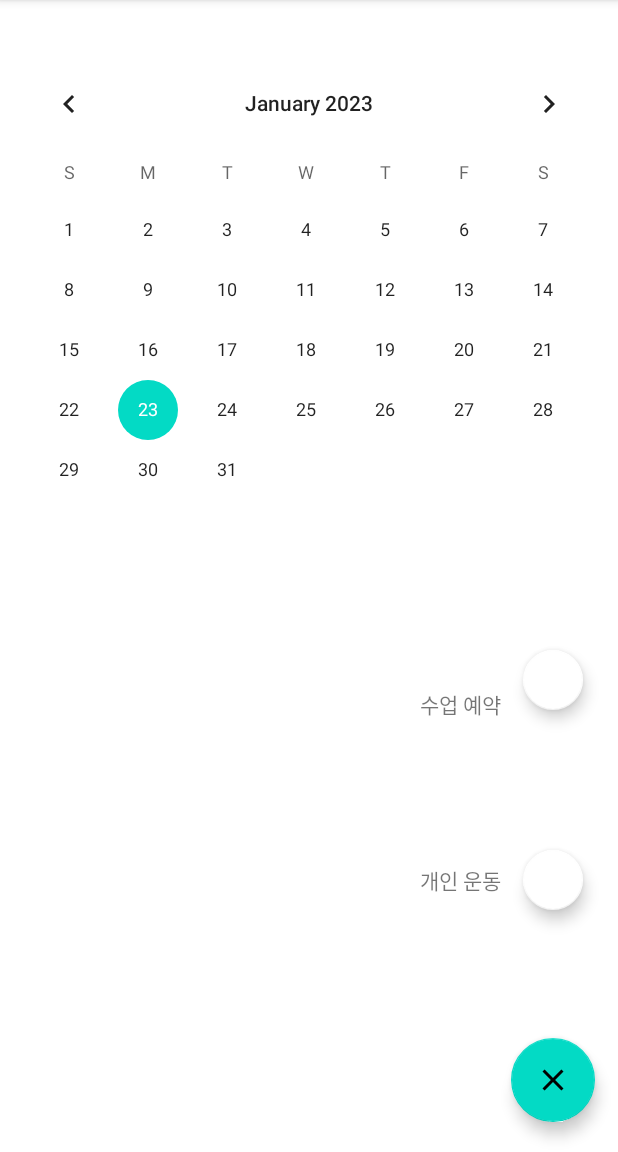
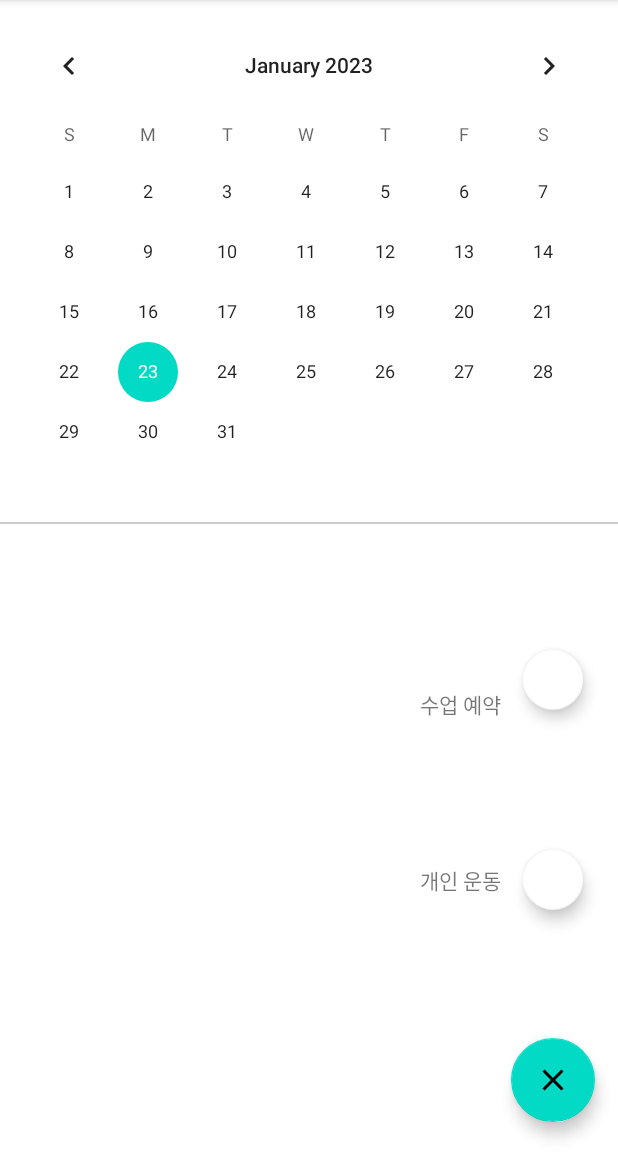
Before and after one commit to limce106/Guru2-Wefit, an Android app: the fragment calender shown on its own in the app's theme, after a tap on "추가하기", on a phone screen of 412 x 824 dp, the part 84-1236 px from its top. Run offline under Robolectric (Android 15) with nearby library versions, the phone set to English and light mode, and no system bars.

Commit message:
예약 페이지 팝업창

```diff
--- /dev/null
+++ b/app/src/main/java/com/example/guru2/ClassDialog.kt
@@ -0,0 +1,36 @@
+package com.example.guru2
+
+import android.app.Dialog
+import android.graphics.Color
+import android.graphics.drawable.ColorDrawable
+import android.os.Bundle
+import androidx.fragment.app.Fragment
+import android.view.LayoutInflater
+import android.view.View
+import android.view.ViewGroup
+import androidx.fragment.app.DialogFragment
+
+
+class ClassDialog : DialogFragment() {
+
+
+    override fun onCreate(savedInstanceState: Bundle?) {
+        super.onCreate(savedInstanceState)
+        arguments?.let {
+        }
+    }
+
+    override fun onCreateView(
+        inflater: LayoutInflater, container: ViewGroup?,
+        savedInstanceState: Bundle?
+    ): View? {
+        dialog?.window?.setBackgroundDrawable(ColorDrawable(Color.TRANSPARENT))
+        return inflater.inflate(R.layout.fragment_class_dialog, container, false)
+    }
+
+    fun getInstance():ClassDialog{
+        return ClassDialog()
+    }
+
+
+}
--- a/app/src/main/java/com/example/guru2/calender.kt
+++ b/app/src/main/java/com/example/guru2/calender.kt
@@ -1,14 +1,19 @@
 package com.example.guru2
 
 import android.animation.ObjectAnimator
+import android.content.Intent
 import android.os.Bundle
 import androidx.fragment.app.Fragment
 import android.view.LayoutInflater
 import android.view.View
 import android.view.ViewGroup
+import android.widget.CalendarView
 import android.widget.TextView
 import android.widget.Toast
+import androidx.fragment.app.DialogFragment
 import com.google.android.material.floatingactionbutton.FloatingActionButton
+import kotlinx.coroutines.newFixedThreadPoolContext
+import java.util.Calendar
 
 
 class calender : Fragment() {
@@ -20,12 +25,25 @@ class calender : Fragment() {
         inflater: LayoutInflater, container: ViewGroup?,
         savedInstanceState: Bundle?
     ): View? {
+
         val view = inflater.inflate(R.layout.fragment_calender, container, false)
+
+        return view
+
+    }
+
+    override fun onViewCreated(view: View, savedInstanceState: Bundle?) {
+        super.onViewCreated(view, savedInstanceState)
+
+
         val btnAdd = view.findViewById<FloatingActionButton>(R.id.btn_add) //일정 추가하기 버튼
         val btnClass = view.findViewById<FloatingActionButton>(R.id.btn_class)//수업 예약 버튼
         val btnIndi = view.findViewById<FloatingActionButton>(R.id.btn_indi)//개인 운동 버튼
         val textClass = view.findViewById<TextView>(R.id.text_class)//수업 예약 글씨
         val textIndi = view.findViewById<TextView>(R.id.text_indi)//개인 운동 글씨
+        val cal = view.findViewById<CalendarView>(R.id.cal) //캘린더
+        val dialog: ClassDialog = ClassDialog().getInstance()
+
 
         btnAdd.setOnClickListener{
 
@@ -57,9 +75,14 @@ class calender : Fragment() {
             isFabOpen = !isFabOpen
         }
 
-        return view
+        btnClass.setOnClickListener{
+            //다이얼로그 띄우기
+            activity?.supportFragmentManager?.let {fragmentManager ->
+                dialog.show(fragmentManager,"TAG_DIALOG_EVENT")
+            }
+        }
+
+
     }
 
-
-
 }
--- a/app/src/main/res/layout/fragment_calender.xml
+++ b/app/src/main/res/layout/fragment_calender.xml
@@ -11,7 +11,7 @@
         android:id="@+id/cal"
         android:layout_width="match_parent"
         android:layout_height="wrap_content"
-        android:layout_marginTop="35dp"
+        android:layout_marginTop="10dp"
         android:layout_marginBottom="1dp"
         app:layout_constraintBottom_toBottomOf="parent"
         app:layout_constraintEnd_toEndOf="parent"
@@ -19,6 +19,13 @@
         app:layout_constraintStart_toStartOf="parent"
         app:layout_constraintTop_toTopOf="parent"
         app:layout_constraintVertical_bias="0.0" />
+
+    <View
+        android:id="@+id/line"
+        android:layout_width="match_parent"
+        android:layout_height="1dp"
+        android:background="#ccc"
+        app:layout_constraintTop_toBottomOf="@id/cal" />
 
     <TextView
         android:id="@+id/text_indi"
@@ -84,4 +91,21 @@
         app:layout_constraintBottom_toBottomOf="@id/btn_add"
         app:layout_constraintStart_toStartOf="parent"
         app:layout_constraintTop_toTopOf="@id/btn_add" />
+
+    <ScrollView
+        android:id="@+id/scrollView2"
+        android:layout_width="0dp"
+        android:layout_height="0dp"
+        app:layout_constraintBottom_toBottomOf="parent"
+        app:layout_constraintEnd_toEndOf="parent"
+        app:layout_constraintStart_toStartOf="parent"
+        app:layout_constraintTop_toBottomOf="@+id/line"
+        tools:ignore="SpeakableTextPresentCheck">
+
+        <LinearLayout
+            android:layout_width="match_parent"
+            android:layout_height="wrap_content"
+            android:orientation="vertical" />
+    </ScrollView>
+
 </androidx.constraintlayout.widget.ConstraintLayout>
--- /dev/null
+++ b/app/src/main/res/values-land/dimens.xml
@@ -0,0 +1,3 @@
+<resources>
+    <dimen name="fab_margin">48dp</dimen>
+</resources>
--- /dev/null
+++ b/app/src/main/res/values-w1240dp/dimens.xml
@@ -0,0 +1,3 @@
+<resources>
+    <dimen name="fab_margin">200dp</dimen>
+</resources>
--- /dev/null
+++ b/app/src/main/res/values-w600dp/dimens.xml
@@ -0,0 +1,3 @@
+<resources>
+    <dimen name="fab_margin">48dp</dimen>
+</resources>
--- /dev/null
+++ b/app/src/main/res/values/dimens.xml
@@ -0,0 +1,3 @@
+<resources>
+    <dimen name="fab_margin">16dp</dimen>
+</resources>
```
Also changed, not shown: app/src/main/res/layout/fragment_class_dialog.xml (added, +149 -0 lines), app/src/main/res/navigation/nav_graph.xml (added, +28 -0 lines), app/src/main/res/navigation/nav_graph2.xml (added, +28 -0 lines), app/src/main/res/values/strings.xml (+9 -0 lines), app/src/main/res/values/themes.xml (+9 -0 lines).
